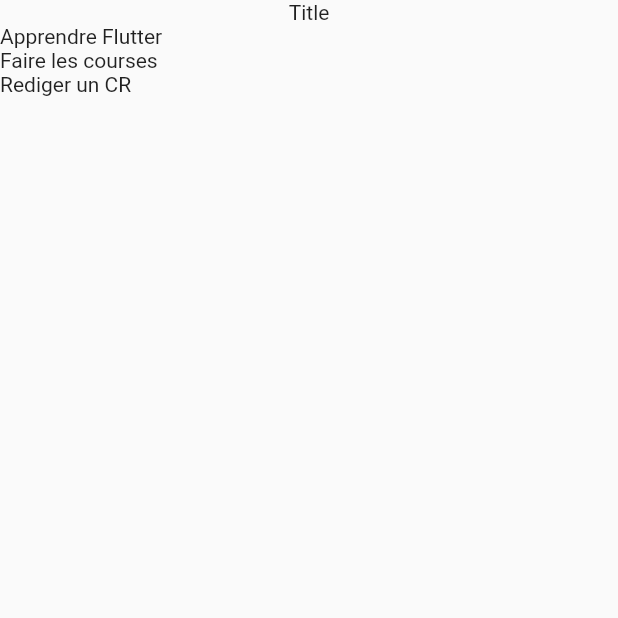
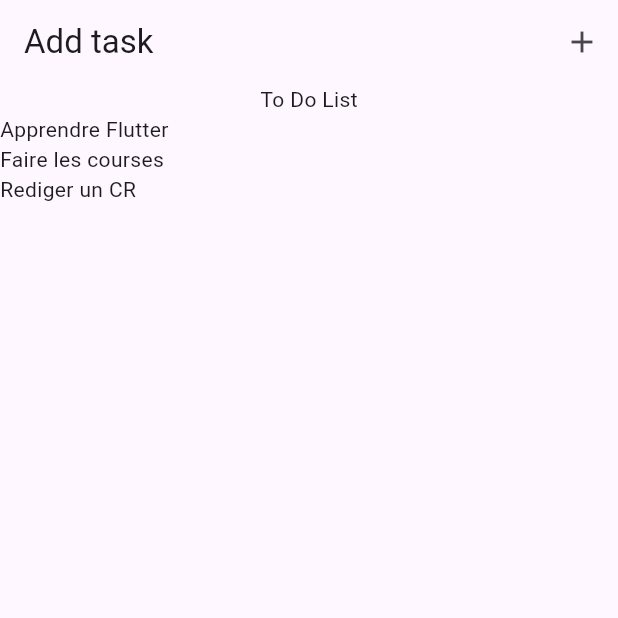
Before and after one commit to HNIDAClassroom/flutter-todoapp-Safaelo, a Flutter app: the screen it shows after launch, on a phone screen of 412 x 824 dp, the top half of it. Run offline on Flutter 3.47's test engine with Material 2 defaults, Android fonts, the phone set to English and light mode, and no system bars.

Commit message:
Ajout de l'icone

```diff
--- a/lib/widgets/tasks.dart
+++ b/lib/widgets/tasks.dart
@@ -34,12 +34,29 @@ final List<Task> _registeredTasks = [
   // Add more tasks with descriptions as needed
 ];
 
+ void _openAddTaskOverlay() {
+    showModalBottomSheet(
+      context: context,
+      builder: (ctx) => const Text('Patientez ...'),
+    );
+  }
+
+
   @override
   Widget build(BuildContext context) {
     return Scaffold(
+            appBar: AppBar(
+        title: const Text('Add task'),
+        actions: [
+          IconButton(
+            onPressed: _openAddTaskOverlay,
+            icon: const Icon(Icons.add),
+          ),
+        ],
+      ),
       body: Column(
         children: [const
-          Text('Title'),
+          Text('To Do List'),
           Expanded(child: TasksList(tasks: _registeredTasks)),
      ], ),
     );
--- a/lib/widgets/tasks_list.dart
+++ b/lib/widgets/tasks_list.dart
@@ -13,7 +13,7 @@ class TasksList extends StatelessWidget {
   Widget build(BuildContext context) {
     return ListView.builder(
       itemCount: tasks.length,
-      itemBuilder: (ctx, index) => Text(tasks[index].title )
+      itemBuilder: (ctx, index) => Text(tasks[index].title ),
     );
   }
 }
```
Also changed, not shown: lib/widgets/main.dart (+7 -3 lines).
